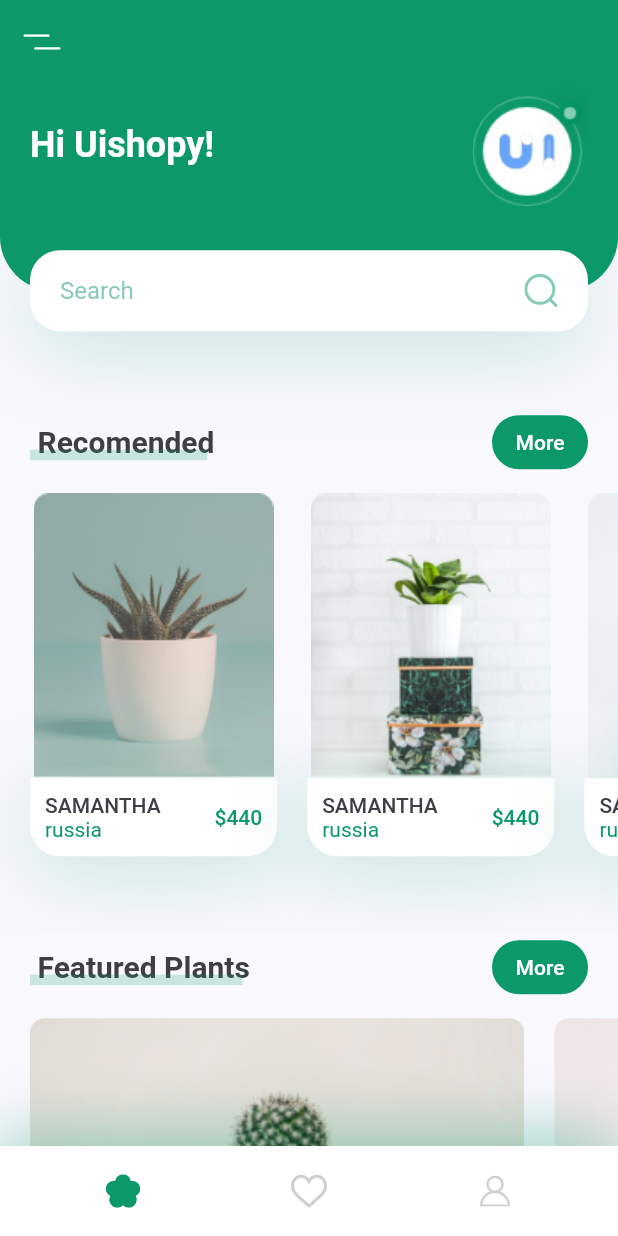
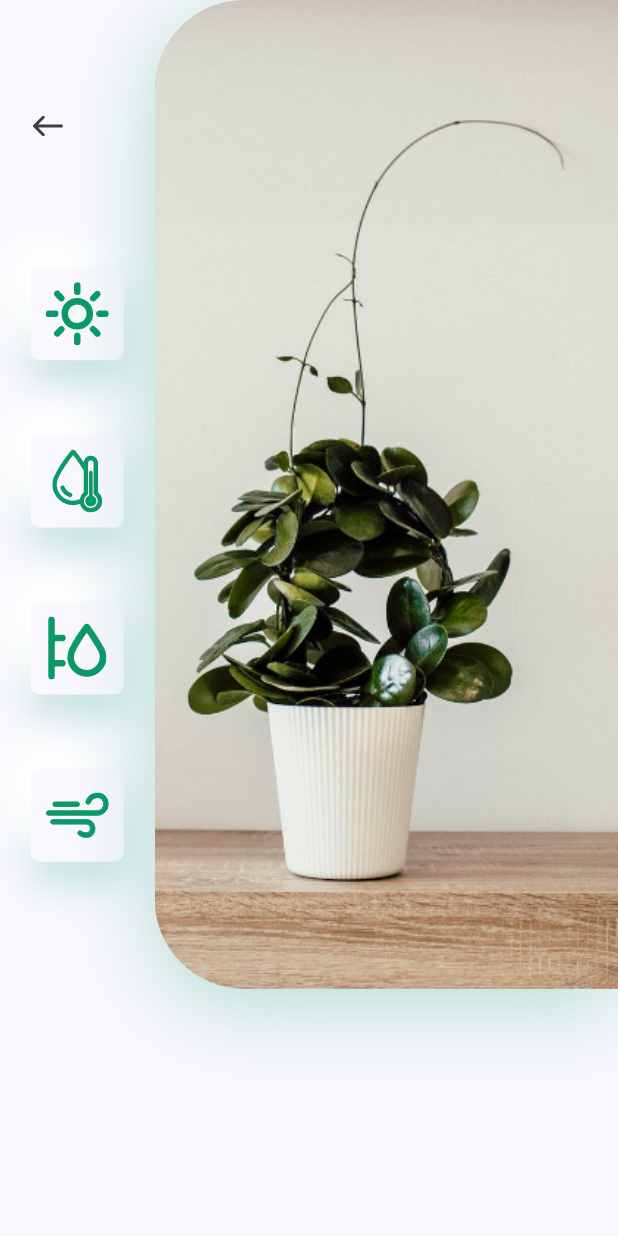
Before and after one commit to AmmarHussien/plant_app_ui, a Flutter app: the screen it shows after launch, after a tap on an icon or button, on a phone screen of 412 x 824 dp. Run offline on Flutter 3.47's test engine with Material 2 defaults, Android fonts, the phone set to English and light mode, and no system bars; our stand-ins replace flutter_svg.

Commit message:
details screen

```diff
--- /dev/null
+++ b/lib/components/coustom_app_bar.dart
@@ -0,0 +1,13 @@
+import 'package:flutter/material.dart';
+import 'package:flutter_svg/svg.dart';
+
+AppBar buildAppBar(BuildContext context) {
+  return AppBar(
+    backgroundColor: Theme.of(context).primaryColor,
+    elevation: 0,
+    leading: IconButton(
+      onPressed: () {},
+      icon: SvgPicture.asset('assets/icons/menu.svg'),
+    ),
+  );
+}
--- /dev/null
+++ b/lib/screens/details/components/body.dart
@@ -0,0 +1,91 @@
+import 'package:flutter/material.dart';
+import 'package:flutter_svg/svg.dart';
+import 'package:plant_app_ui/constant.dart';
+
+import 'icon_card.dart';
+
+class Body extends StatelessWidget {
+  const Body({super.key});
+
+  @override
+  Widget build(BuildContext context) {
+    Size size = MediaQuery.of(context).size;
+    return SingleChildScrollView(
+      child: Column(
+        children: [
+          SizedBox(
+            height: size.height * 0.8,
+            child: Row(
+              children: [
+                Expanded(
+                  child: Padding(
+                    padding: const EdgeInsets.symmetric(
+                      vertical: kDefaultPadding * 3,
+                    ),
+                    child: Column(
+                      children: [
+                        Align(
+                          alignment: Alignment.topLeft,
+                          child: IconButton(
+                            onPressed: () {
+                              Navigator.of(context).pop();
+                            },
+                            icon:
+                                SvgPicture.asset('assets/icons/back_arrow.svg'),
+                            padding: const EdgeInsets.symmetric(
+                              horizontal: kDefaultPadding,
+                            ),
+                          ),
+                        ),
+                        const Spacer(),
+                        const IconCard(
+                          icon: 'assets/icons/sun.svg',
+                        ),
+                        const IconCard(
+                          icon: 'assets/icons/icon_2.svg',
+                        ),
+                        const IconCard(
+                          icon: 'assets/icons/icon_3.svg',
+                        ),
+                        const IconCard(
+                          icon: 'assets/icons/icon_4.svg',
+                        ),
+                      ],
+                    ),
+                  ),
+                ),
+                Container(
+                  height: size.height * 0.8,
+                  width: size.width * 0.75,
+                  decoration: BoxDecoration(
+                    borderRadius: const BorderRadius.only(
+                      topLeft: Radius.circular(60),
+                      bottomLeft: Radius.circular(60),
+                    ),
+                    boxShadow: [
+                      BoxShadow(
+                        offset: const Offset(
+                          0,
+                          10,
+                        ),
+                        blurRadius: 50,
+                        color: kPrimaryColor.withOpacity(0.30),
+                      ),
+                    ],
+                    image: const DecorationImage(
+                      image: AssetImage(
+                        'assets/images/img.png',
+                      ),
+                      fit: BoxFit.cover,
+                      alignment: Alignment.centerLeft,
+                    ),
+                  ),
+                ),
+              ],
+            ),
+          ),
+        ],
+      ),
+    );
+  }
+}
--- /dev/null
+++ b/lib/screens/details/components/icon_card.dart
@@ -0,0 +1,53 @@
+import 'package:flutter/material.dart';
+import 'package:flutter_svg/svg.dart';
+
+import '../../../constant.dart';
+
+class IconCard extends StatelessWidget {
+  const IconCard({
+    super.key,
+    required this.icon,
+  });
+
+  final String icon;
+
+  @override
+  Widget build(BuildContext context) {
+    Size size = MediaQuery.of(context).size;
+    return Container(
+      margin: EdgeInsets.symmetric(vertical: size.height * 0.03),
+      padding: const EdgeInsets.all(kDefaultPadding / 2),
+      height: 62,
+      width: 62,
+      decoration: BoxDecoration(
+        color: kBackgroundColor,
+        borderRadius: BorderRadius.circular(
+          6,
+        ),
+        boxShadow: [
+          BoxShadow(
+            offset: const Offset(
+              0,
+              15,
+            ),
+            blurRadius: 22,
+            color: kPrimaryColor.withOpacity(
+              0.22,
+            ),
+          ),
+          const BoxShadow(
+            offset: Offset(
+              -15,
+              -15,
+            ),
+            color: Colors.white,
+            blurRadius: 20,
+          ),
+        ],
+      ),
+      child: SvgPicture.asset(
+        icon,
+      ),
+    );
+  }
+}
--- /dev/null
+++ b/lib/screens/details/details_screen.dart
@@ -0,0 +1,14 @@
+import 'package:flutter/material.dart';
+
+import 'components/body.dart';
+
+class DetailsScreen extends StatelessWidget {
+  const DetailsScreen({super.key});
+
+  @override
+  Widget build(BuildContext context) {
+    return const Scaffold(
+      body:  Body(),
+    );
+  }
+}
--- a/lib/screens/home/components/recomend_places.dart
+++ b/lib/screens/home/components/recomend_places.dart
@@ -1,5 +1,5 @@
-
 import 'package:flutter/material.dart';
+import 'package:plant_app_ui/screens/details/details_screen.dart';
 
 import '../../../constant.dart';
 import 'recomend_place_card.dart';
@@ -20,21 +20,39 @@ class RecomentPlants extends StatelessWidget {
             title: 'Samantha',
             country: 'Russia',
             price: 440,
-            press: () {},
+            press: () {
+              Navigator.of(context).push(
+                MaterialPageRoute(
+                  builder: (context) => const DetailsScreen(),
+                ),
+              );
+            },
           ),
           RecomendPlantCard(
             image: 'assets/images/image_2.png',
             title: 'Samantha',
             country: 'Russia',
             price: 440,
-            press: () {},
+            press: () {
+              Navigator.of(context).push(
+                MaterialPageRoute(
+                  builder: (context) => const DetailsScreen(),
+                ),
+              );
+            },
           ),
           RecomendPlantCard(
             image: 'assets/images/image_3.png',
             title: 'Samantha',
             country: 'Russia',
             price: 440,
-            press: () {},
+            press: () {
+              Navigator.of(context).push(
+                MaterialPageRoute(
+                  builder: (context) => const DetailsScreen(),
+                ),
+              );
+            },
           ),
           const SizedBox(
             width: kDefaultPadding,
--- a/lib/screens/home/home_screen.dart
+++ b/lib/screens/home/home_screen.dart
@@ -1,6 +1,6 @@
 import 'package:flutter/material.dart';
-import 'package:flutter_svg/svg.dart';
 
+import '../../components/coustom_app_bar.dart';
 import '../../components/custom_nav_bar.dart';
 import 'components/body.dart';
 
@@ -15,15 +15,4 @@ class HomeScreen extends StatelessWidget {
       bottomNavigationBar: const CustomNavBar(),
     );
   }
-
-  AppBar buildAppBar(BuildContext context) {
-    return AppBar(
-      backgroundColor: Theme.of(context).primaryColor,
-      elevation: 0,
-      leading: IconButton(
-        onPressed: () {},
-        icon: SvgPicture.asset('assets/icons/menu.svg'),
-      ),
-    );
-  }
 }
```
